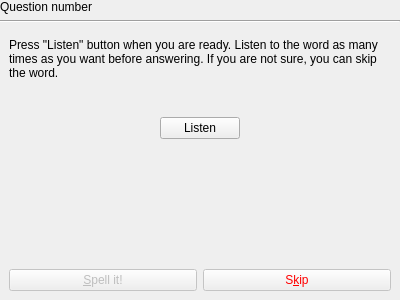
This is src/templates/learnspellings/learnspellingssimulator.ui in BuildmLearn/BuildmLearn-Toolkit as Qt 5 draws it before an edit. The edited form follows.
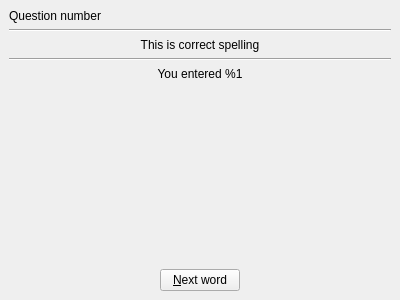
This is the edited form. The open tabs and pages were chosen to show the change.

Patch:
```diff
--- a/src/templates/learnspellings/learnspellingssimulator.ui
+++ b/src/templates/learnspellings/learnspellingssimulator.ui
@@ -29,26 +29,14 @@
    <item>
     <widget class="QStackedWidget" name="m_phoneWidget">
      <property name="currentIndex">
-      <number>2</number>
+      <number>3</number>
      </property>
      <widget class="QWidget" name="m_pageStopped">
       <layout class="QHBoxLayout" name="horizontalLayout_3">
-       <property name="leftMargin">
-        <number>0</number>
-       </property>
-       <property name="topMargin">
-        <number>0</number>
-       </property>
-       <property name="rightMargin">
-        <number>0</number>
-       </property>
-       <property name="bottomMargin">
-        <number>0</number>
-       </property>
        <item>
         <widget class="QLabel" name="m_lblTitle">
          <property name="text">
-          <string notr="true">&lt;span style=&quot; font-size:18pt;&quot;&gt;Learn Spelling&lt;/span&gt;</string>
+          <string notr="true">&lt;span style=&quot; font-size:18pt;&quot;&gt;Learn Spellings&lt;/span&gt;</string>
          </property>
          <property name="alignment">
           <set>Qt::AlignCenter</set>
@@ -154,24 +142,12 @@
        </item>
       </layout>
      </widget>
-     <widget class="QWidget" name="pageListening">
+     <widget class="QWidget" name="m_pageListening">
       <layout class="QVBoxLayout" name="verticalLayout_3">
-       <property name="leftMargin">
-        <number>0</number>
-       </property>
-       <property name="topMargin">
-        <number>0</number>
-       </property>
-       <property name="rightMargin">
-        <number>0</number>
-       </property>
-       <property name="bottomMargin">
-        <number>0</number>
-       </property>
        <item>
         <widget class="QLabel" name="m_lblQuestionNumber">
          <property name="text">
-          <string>Question number</string>
+          <string notr="true">Question number</string>
          </property>
         </widget>
        </item>
@@ -183,12 +159,24 @@
         </widget>
        </item>
        <item>
-        <widget class="QStackedWidget" name="stackedWidget">
+        <widget class="QStackedWidget" name="m_listener">
          <property name="currentIndex">
           <number>0</number>
          </property>
          <widget class="QWidget" name="m_pageQuestion">
           <layout class="QVBoxLayout" name="verticalLayout_4">
+           <property name="leftMargin">
+            <number>0</number>
+           </property>
+           <property name="topMargin">
+            <number>0</number>
+           </property>
+           <property name="rightMargin">
+            <number>0</number>
+           </property>
+           <property name="bottomMargin">
+            <number>0</number>
+           </property>
            <item>
             <widget class="QLabel" name="label_2">
              <property name="text">
@@ -293,8 +281,122 @@
            </item>
           </layout>
          </widget>
-         <widget class="QWidget" name="m_pageResultOk"/>
-         <widget class="QWidget" name="m_pageResultWrong"/>
+         <widget class="QWidget" name="m_pageResult">
+          <layout class="QVBoxLayout" name="verticalLayout_5">
+           <property name="leftMargin">
+            <number>0</number>
+           </property>
+           <property name="topMargin">
+            <number>0</number>
+           </property>
+           <property name="rightMargin">
+            <number>0</number>
+           </property>
+           <property name="bottomMargin">
+            <number>0</number>
+           </property>
+           <item>
+            <widget class="QLabel" name="m_lblResultCaption">
+             <property name="text">
+              <string notr="true">This is correct spelling</string>
+             </property>
+             <property name="alignment">
+              <set>Qt::AlignCenter</set>
+             </property>
+            </widget>
+           </item>
+           <item>
+            <widget class="Line" name="line_4">
+             <property name="orientation">
+              <enum>Qt::Horizontal</enum>
+             </property>
+            </widget>
+           </item>
+           <item>
+            <widget class="QLabel" name="m_lblEnteredWord">
+             <property name="text">
+              <string notr="true">You entered %1</string>
+             </property>
+             <property name="alignment">
+              <set>Qt::AlignCenter</set>
+             </property>
+            </widget>
+           </item>
+           <item>
+            <spacer name="verticalSpacer_7">
+             <property name="orientation">
+              <enum>Qt::Vertical</enum>
+             </property>
+             <property name="sizeHint" stdset="0">
+              <size>
+               <width>20</width>
+               <height>40</height>
+              </size>
+             </property>
+            </spacer>
+           </item>
+           <item>
+            <widget class="QLabel" name="m_lblCorrectWordDescription">
+             <property name="text">
+              <string/>
+             </property>
+             <property name="alignment">
+              <set>Qt::AlignCenter</set>
+             </property>
+            </widget>
+           </item>
+           <item>
+            <spacer name="verticalSpacer_6">
+             <property name="orientation">
+              <enum>Qt::Vertical</enum>
+             </property>
+             <property name="sizeHint" stdset="0">
+              <size>
+               <width>20</width>
+               <height>40</height>
+              </size>
+             </property>
+            </spacer>
+           </item>
+           <item>
+            <layout class="QHBoxLayout" name="horizontalLayout_6">
+             <item>
+              <spacer name="horizontalSpacer_8">
+               <property name="orientation">
+                <enum>Qt::Horizontal</enum>
+               </property>
+               <property name="sizeHint" stdset="0">
+                <size>
+                 <width>40</width>
+                 <height>20</height>
+                </size>
+               </property>
+              </spacer>
+             </item>
+             <item>
+              <widget class="QPushButton" name="m_btnGoToNextWord">
+               <property name="text">
+                <string>&amp;Next word</string>
+               </property>
+              </widget>
+             </item>
+             <item>
+              <spacer name="horizontalSpacer_7">
+               <property name="orientation">
+                <enum>Qt::Horizontal</enum>
+               </property>
+               <property name="sizeHint" stdset="0">
+                <size>
+                 <width>40</width>
+                 <height>20</height>
+                </size>
+               </property>
+              </spacer>
+             </item>
+            </layout>
+           </item>
+          </layout>
+         </widget>
         </widget>
        </item>
       </layout>
@@ -304,7 +406,7 @@
        <item>
         <widget class="QLabel" name="label">
          <property name="text">
-          <string>You have completed the quiz</string>
+          <string>This was the last word</string>
          </property>
          <property name="alignment">
           <set>Qt::AlignCenter</set>
@@ -321,7 +423,7 @@
        <item>
         <widget class="QLabel" name="m_lblTotalCorrect">
          <property name="text">
-          <string>Total correct: %1</string>
+          <string notr="true"/>
          </property>
          <property name="alignment">
           <set>Qt::AlignCenter</set>
@@ -331,7 +433,7 @@
        <item>
         <widget class="QLabel" name="m_lblTotalWrong">
          <property name="text">
-          <string>Total wrong: %1</string>
+          <string notr="true"/>
          </property>
          <property name="alignment">
           <set>Qt::AlignCenter</set>
@@ -341,7 +443,7 @@
        <item>
         <widget class="QLabel" name="m_lblTotalUnanswered">
          <property name="text">
-          <string>Total unanswered: %1</string>
+          <string notr="true"/>
          </property>
          <property name="alignment">
           <set>Qt::AlignCenter</set>
```
